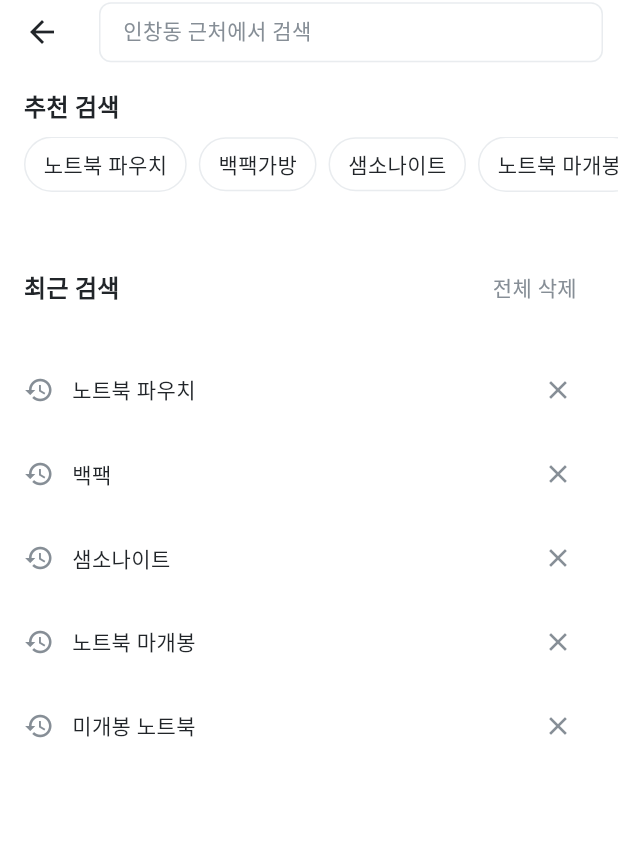
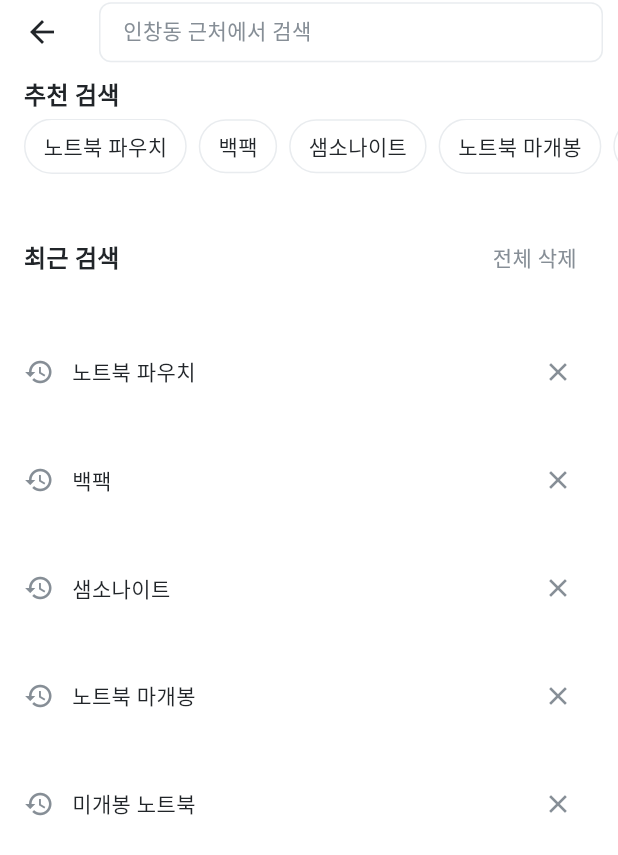
Before and after one commit to joseph-seph88/FlutterJoseph88, a Flutter app: the SearchScreen screen opened by its route, on a phone screen of 412 x 824 dp. Shown: the top 855 px of the screen. Run offline on Flutter 3.47's test engine with Material 3 defaults, Android fonts, the phone set to English and light mode, and no system bars; our stand-ins replace cloud_firestore, firebase_auth, firebase_core, flutter_riverpod, geocoding, go_router and 1 more; missing offline and left inert: flutter_naver_map, geoflutterfire_plus; accounts and stored records are empty; generated files the repository leaves out were written again.

Commit message:
feat. 검색 로직 추가 및 코드분리.

```diff
--- a/lib/presentation/screens/search/search_screen.dart
+++ b/lib/presentation/screens/search/search_screen.dart
@@ -1,9 +1,12 @@
 import 'package:flutter/material.dart';
 import 'package:flutter_riverpod/flutter_riverpod.dart';
 import 'package:go_router/go_router.dart';
+import 'dart:async';
 import 'package:o2/core/theme/app_theme.dart';
 import 'package:o2/presentation/providers/product_provider.dart';
 import 'package:o2/presentation/screens/product/widgets/product_card.dart';
+import 'package:o2/presentation/screens/search/widgets/auto_complete_item.dart';
+import 'package:o2/presentation/screens/search/widgets/search_app_bar.dart';
 
 class SearchScreen extends ConsumerStatefulWidget {
   const SearchScreen({super.key});
@@ -14,20 +17,55 @@ class SearchScreen extends ConsumerStatefulWidget {
 
 class _SearchScreenState extends ConsumerState<SearchScreen> {
   final _searchController = TextEditingController();
+  Timer? _debounce;
   String _query = '';
   final List<String> _recentSearches = ['노트북 파우치', '백팩', '샘소나이트', '노트북 마개봉', '미개봉 노트북'];
+  List<String> _autoCompleteResults = [];
+  bool _isSearching = false;
 
   @override
   void dispose() {
+    _debounce?.cancel();
     _searchController.dispose();
     super.dispose();
   }
 
-  void _onSearch(String value) {
+  void _updateAutoComplete(String value) {
+    if (value.isEmpty) {
+      setState(() {
+        _isSearching = false;
+        _autoCompleteResults = [];
+      });
+      return;
+    }
+
+    // 이전 타이머가 있다면 취소
+    if (_debounce?.isActive ?? false) _debounce?.cancel();
+
+    // 1초 후에 자동완성 결과 표시
+    _debounce = Timer(const Duration(seconds: 1), () {
+      if (!mounted) return;
+
+      setState(() {
+        _isSearching = true;
+        _autoCompleteResults = [
+          '$value 중고',
+          '$value 새제품',
+          '$value 급처',
+          '$value 가방',
+          '$value 파우치',
+        ].where((result) => result != value).toList();
+      });
+    });
+  }
+
+  void _onSearch(String value, {bool keepFocus = false}) {
     if (value.isEmpty) return;
 
     setState(() {
       _query = value;
+      _isSearching = false;
+      _autoCompleteResults = [];
       if (!_recentSearches.contains(value)) {
         _recentSearches.insert(0, value);
         if (_recentSearches.length > 10) {
@@ -35,6 +73,11 @@ class _SearchScreenState extends ConsumerState<SearchScreen> {
         }
       }
     });
+
+    // keepFocus가 false일 때만 포커스 해제
+    if (!keepFocus) {
+      FocusScope.of(context).unfocus();
+    }
   }
 
   void _removeRecentSearch(String search) {
@@ -49,114 +92,110 @@ class _SearchScreenState extends ConsumerState<SearchScreen> {
 
     return Scaffold(
       backgroundColor: Colors.white,
-      appBar: AppBar(
-        backgroundColor: Colors.white,
-        elevation: 0,
-        titleSpacing: 0,
-        toolbarHeight: 64,
-        title: Padding(
-          padding: const EdgeInsets.symmetric(horizontal: 10, vertical: 12),
-          child: Container(
-            height: 40,
-            decoration: BoxDecoration(
-              color: AppColors.background,
-              borderRadius: BorderRadius.circular(8),
+      appBar: SearchAppBar(
+        searchController: _searchController,
+        onChanged: _updateAutoComplete,
+        onSubmitted: (value) {
+          if (value.isNotEmpty) {
+            _onSearch(value);
+          }
+        },
+        onClear: () {
+          _searchController.clear();
+          setState(() {
+            _query = '';
+            _isSearching = false;
+            _autoCompleteResults = [];
+          });
+        },
+        recentSearches: _recentSearches,
+        onSearchSelect: (value) => _onSearch(value, keepFocus: true),
       ),
-            child: Center(
-              child: TextField(
-                controller: _searchController,
-                style: Theme.of(context).textTheme.bodyMedium?.copyWith(
-                      color: AppColors.text,
+      body: Column(
+        children: [
+          if (_isSearching && _autoCompleteResults.isNotEmpty)
+            Expanded(
+              child: ListView.builder(
+                itemCount: _autoCompleteResults.length,
+                itemBuilder: (context, index) {
+                  final result = _autoCompleteResults[index];
+                  return AutoCompleteItem(
+                    result: result,
+                    onTap: () {
+                      _searchController.text = result;
+                      _onSearch(result, keepFocus: true);
+                    },
+                  );
+                },
               ),
-                decoration: InputDecoration(
-                  isDense: true,
-                  contentPadding: const EdgeInsets.symmetric(
-                    horizontal: 12,
-                    vertical: 10,
-                  ),
-                  hintText: '인창동 근처에서 검색',
-                  hintStyle: Theme.of(context).textTheme.bodyMedium?.copyWith(
+            )
+          else if (_query.isNotEmpty)
+            Expanded(
+              child: searchResultsAsync.when(
+                data: (products) => products.isEmpty
+                    ? Center(
+                        child: Column(
+                          mainAxisAlignment: MainAxisAlignment.center,
+                          children: [
+                            const Icon(
+                              Icons.search_off,
+                              size: 48,
                               color: AppColors.textSecondary,
                             ),
-                  border: InputBorder.none,
-                ),
-                onSubmitted: _onSearch,
+                            const SizedBox(height: 16),
+                            Text(
+                              '검색 결과가 없습니다',
+                              style: Theme.of(context).textTheme.titleMedium?.copyWith(
+                                    color: AppColors.textSecondary,
                                   ),
                             ),
+                          ],
                         ),
-        ),
-        leading: IconButton(
-          icon: const Icon(Icons.arrow_back),
-          onPressed: () => context.pop(),
-        ),
-        bottom: PreferredSize(
-          preferredSize: const Size.fromHeight(80),
-          child: Column(
+                      )
+                    : Column(
                         crossAxisAlignment: CrossAxisAlignment.start,
                         children: [
                           Padding(
-                padding: const EdgeInsets.only(left: 16, right: 16, top: 16, bottom: 8),
+                            padding: const EdgeInsets.symmetric(
+                              horizontal: 16,
+                              vertical: 8,
+                            ),
                             child: Text(
-                  '추천 검색',
+                              '"$_query" 검색 결과 ${products.length}개',
                               style: Theme.of(context).textTheme.titleMedium?.copyWith(
                                     fontWeight: FontWeight.bold,
                                     color: AppColors.text,
                                   ),
                             ),
                           ),
-              SingleChildScrollView(
-                scrollDirection: Axis.horizontal,
-                padding: const EdgeInsets.only(left: 16, right: 16, bottom: 16),
-                child: Row(
-                  children: [
-                    _CategoryButton(
-                      label: '노트북 파우치',
-                      onTap: () {
-                        _searchController.text = '노트북 파우치';
-                        _onSearch('노트북 파우치');
+                          const Divider(height: 1, color: AppColors.divider),
+                          Expanded(
+                            child: ListView.separated(
+                              itemCount: products.length,
+                              separatorBuilder: (_, __) => const Divider(
+                                height: 1,
+                                color: AppColors.divider,
+                              ),
+                              itemBuilder: (context, index) {
+                                final product = products[index];
+                                return ProductCard(
+                                  product: product,
+                                  onTap: () => context.push('/detail/${product.id}'),
+                                );
                               },
-                    ),
-                    const SizedBox(width: 8),
-                    _CategoryButton(
-                      label: '백팩가방',
-                      onTap: () {
-                        _searchController.text = '백팩가방';
-                        _onSearch('백팩가방');
-                      },
-                    ),
-                    const SizedBox(width: 8),
-                    _CategoryButton(
-                      label: '샘소나이트',
-                      onTap: () {
-                        _searchController.text = '샘소나이트';
-                        _onSearch('샘소나이트');
-                      },
-                    ),
-                    const SizedBox(width: 8),
-                    _CategoryButton(
-                      label: '노트북 마개봉',
-                      onTap: () {
-                        _searchController.text = '노트북 마개봉';
-                        _onSearch('노트북 마개봉');
-                      },
-                    ),
-                    const SizedBox(width: 8),
-                    _CategoryButton(
-                      label: '미개봉 노트북',
-                      onTap: () {
-                        _searchController.text = '미개봉 노트북';
-                        _onSearch('미개봉 노트북');
-                      },
-                    ),
-                  ],
                             ),
                           ),
                         ],
                       ),
+                loading: () => const Center(child: CircularProgressIndicator()),
+                error: (error, stack) => Center(
+                  child: Text('에러가 발생했습니다: $error'),
                 ),
               ),
-      body: _query.isEmpty
-          ? SingleChildScrollView(
+            )
+          else
+            Expanded(
+              child: SingleChildScrollView(
                 child: Column(
                   crossAxisAlignment: CrossAxisAlignment.start,
                   children: [
@@ -199,12 +238,12 @@ class _SearchScreenState extends ConsumerState<SearchScreen> {
                           return InkWell(
                             onTap: () {
                               _searchController.text = search;
-                            _onSearch(search);
+                              _onSearch(search, keepFocus: true);
                             },
                             child: Padding(
                               padding: const EdgeInsets.symmetric(
                                 horizontal: 16,
-                              vertical: 4,
+                                vertical: 12,
                               ),
                               child: Row(
                                 children: [
@@ -239,101 +278,10 @@ class _SearchScreenState extends ConsumerState<SearchScreen> {
                     ],
                   ],
                 ),
-            )
-          : searchResultsAsync.when(
-              data: (products) {
-                if (products.isEmpty) {
-                  return Center(
-                    child: Column(
-                      mainAxisAlignment: MainAxisAlignment.center,
-                      children: [
-                        const Icon(
-                          Icons.search_off,
-                          size: 48,
-                          color: AppColors.textSecondary,
-                        ),
-                        const SizedBox(height: 16),
-                        Text(
-                          '검색 결과가 없습니다',
-                          style: Theme.of(context).textTheme.titleMedium?.copyWith(
-                                color: AppColors.textSecondary,
               ),
             ),
         ],
       ),
     );
   }
-
-                return Column(
-                  crossAxisAlignment: CrossAxisAlignment.start,
-                  children: [
-                    Padding(
-                      padding: const EdgeInsets.all(16),
-                      child: Text(
-                        '"$_query" 검색 결과 ${products.length}개',
-                        style: Theme.of(context).textTheme.titleMedium?.copyWith(
-                              fontWeight: FontWeight.bold,
-                            ),
-                      ),
-                    ),
-                    const Divider(height: 1, color: AppColors.divider),
-                    Expanded(
-                      child: ListView.separated(
-                        itemCount: products.length,
-                        separatorBuilder: (context, index) => const Divider(
-                          height: 1,
-                          color: AppColors.divider,
-                        ),
-                        itemBuilder: (context, index) {
-                          final product = products[index];
-                          return ProductCard(
-                            product: product,
-                            onTap: () => context.push('/detail/${product.id}'),
-                          );
-                        },
-                      ),
-                    ),
-                  ],
-                );
-              },
-              loading: () => const Center(child: CircularProgressIndicator()),
-              error: (error, stack) => Center(
-                child: Text('에러가 발생했습니다: $error'),
-              ),
-            ),
-    );
 }
-}
-
-class _CategoryButton extends StatelessWidget {
-  final String label;
-  final VoidCallback onTap;
-
-  const _CategoryButton({
-    required this.label,
-    required this.onTap,
-  });
-
-  @override
-  Widget build(BuildContext context) {
-    return InkWell(
-      onTap: onTap,
-      child: Container(
-        padding: const EdgeInsets.symmetric(
-          horizontal: 12,
-          vertical: 6,
-        ),
-        decoration: BoxDecoration(
-          border: Border.all(color: AppColors.divider),
-          borderRadius: BorderRadius.circular(100),
-        ),
-        child: Text(
-          label,
-          style: Theme.of(context).textTheme.bodyMedium?.copyWith(
-                color: AppColors.text,
-              ),
-        ),
-      ),
-    );
-  }
-}
--- /dev/null
+++ b/lib/presentation/screens/search/widgets/category_button.dart
@@ -0,0 +1,36 @@
+import 'package:flutter/material.dart';
+import 'package:o2/core/theme/app_theme.dart';
+
+class CategoryButton extends StatelessWidget {
+  final String label;
+  final VoidCallback onTap;
+
+  const CategoryButton({
+    super.key,
+    required this.label,
+    required this.onTap,
+  });
+
+  @override
+  Widget build(BuildContext context) {
+    return InkWell(
+      onTap: onTap,
+      child: Container(
+        padding: const EdgeInsets.symmetric(
+          horizontal: 12,
+          vertical: 6,
+        ),
+        decoration: BoxDecoration(
+          border: Border.all(color: AppColors.divider),
+          borderRadius: BorderRadius.circular(100),
+        ),
+        child: Text(
+          label,
+          style: Theme.of(context).textTheme.bodyMedium?.copyWith(
+                color: AppColors.text,
+              ),
+        ),
+      ),
+    );
+  }
+}
--- /dev/null
+++ b/lib/presentation/screens/search/widgets/custom_search_bar.dart
@@ -0,0 +1,54 @@
+import 'package:flutter/material.dart';
+import 'package:o2/core/theme/app_theme.dart';
+
+class CustomSearchBar extends StatelessWidget {
+  final TextEditingController controller;
+  final Function(String) onSubmitted;
+  final Function(String)? onChanged;
+  final VoidCallback onClear;
+
+  const CustomSearchBar({
+    super.key,
+    required this.controller,
+    required this.onSubmitted,
+    this.onChanged,
+    required this.onClear,
+  });
+
+  @override
+  Widget build(BuildContext context) {
+    return Container(
+      height: 40,
+      decoration: BoxDecoration(
+        color: AppColors.background,
+        borderRadius: BorderRadius.circular(8),
+      ),
+      child: TextField(
+        controller: controller,
+        style: Theme.of(context).textTheme.bodyMedium?.copyWith(
+              color: AppColors.text,
+            ),
+        decoration: InputDecoration(
+          isDense: true,
+          contentPadding: const EdgeInsets.symmetric(
+            horizontal: 12,
+            vertical: 10,
+          ),
+          hintText: '인창동 근처에서 검색',
+          hintStyle: Theme.of(context).textTheme.bodyMedium?.copyWith(
+                color: AppColors.textSecondary,
+              ),
+          border: InputBorder.none,
+          suffixIcon: controller.text.isNotEmpty
+              ? IconButton(
+                  icon: const Icon(Icons.close),
+                  onPressed: onClear,
+                )
+              : null,
+        ),
+        onChanged: onChanged,
+        onSubmitted: onSubmitted,
+      ),
+    );
+  }
+}
--- /dev/null
+++ b/lib/presentation/screens/search/widgets/search_app_bar.dart
@@ -0,0 +1,95 @@
+import 'package:flutter/material.dart';
+import 'package:go_router/go_router.dart';
+import 'package:o2/core/theme/app_theme.dart';
+import 'package:o2/presentation/screens/search/widgets/category_button.dart';
+import 'package:o2/presentation/screens/search/widgets/custom_search_bar.dart';
+
+class SearchAppBar extends StatelessWidget implements PreferredSizeWidget {
+  final TextEditingController searchController;
+  final ValueChanged<String> onChanged;
+  final ValueChanged<String> onSubmitted;
+  final VoidCallback onClear;
+  final List<String> recentSearches;
+  final ValueChanged<String> onSearchSelect;
+
+  const SearchAppBar({
+    super.key,
+    required this.searchController,
+    required this.onChanged,
+    required this.onSubmitted,
+    required this.onClear,
+    required this.recentSearches,
+    required this.onSearchSelect,
+  });
+
+  @override
+  Widget build(BuildContext context) {
+    return AppBar(
+      backgroundColor: Colors.white,
+      elevation: 0,
+      titleSpacing: 0,
+      toolbarHeight: 64,
+      title: Padding(
+        padding: const EdgeInsets.symmetric(horizontal: 10, vertical: 12),
+        child: CustomSearchBar(
+          controller: searchController,
+          onChanged: onChanged,
+          onSubmitted: onSubmitted,
+          onClear: onClear,
+        ),
+      ),
+      leading: IconButton(
+        icon: const Icon(Icons.arrow_back),
+        onPressed: () => context.pop(),
+      ),
+      bottom: PreferredSize(
+        preferredSize: const Size.fromHeight(60),
+        child: Column(
+          crossAxisAlignment: CrossAxisAlignment.start,
+          children: [
+            Padding(
+              padding: const EdgeInsets.only(
+                left: 16,
+                right: 16,
+                top: 8,
+                bottom: 4,
+              ),
+              child: Text(
+                '추천 검색',
+                style: Theme.of(context).textTheme.titleMedium?.copyWith(
+                      fontWeight: FontWeight.bold,
+                      color: AppColors.text,
+                    ),
+              ),
+            ),
+            SingleChildScrollView(
+              scrollDirection: Axis.horizontal,
+              padding: const EdgeInsets.only(
+                left: 16,
+                right: 16,
+                bottom: 8,
+              ),
+              child: Row(
+                children: [
+                  for (final search in recentSearches.take(5)) ...[
+                    if (search != recentSearches.first) const SizedBox(width: 8),
+                    CategoryButton(
+                      label: search,
+                      onTap: () {
+                        searchController.text = search;
+                        onSearchSelect(search);
+                      },
+                    ),
+                  ],
+                ],
+              ),
+            ),
+          ],
+        ),
+      ),
+    );
+  }
+
+  @override
+  Size get preferredSize => const Size.fromHeight(124);
+}
```
Also changed, not shown: lib/presentation/screens/search/widgets/auto_complete_item.dart (added, +44 -0 lines), lib/presentation/screens/search/widgets/recent_search_item.dart (added, +54 -0 lines). Lines whose indentation alone changed are shown as unchanged.
